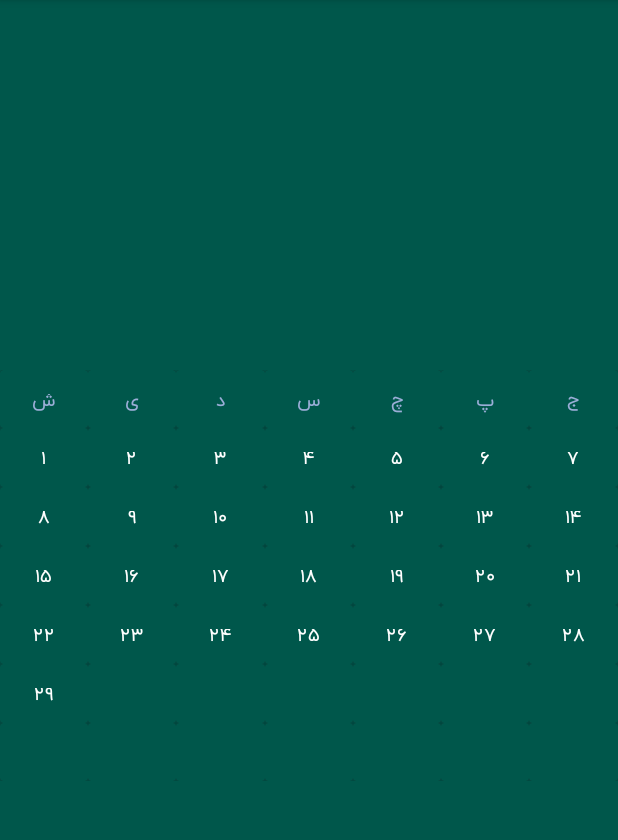
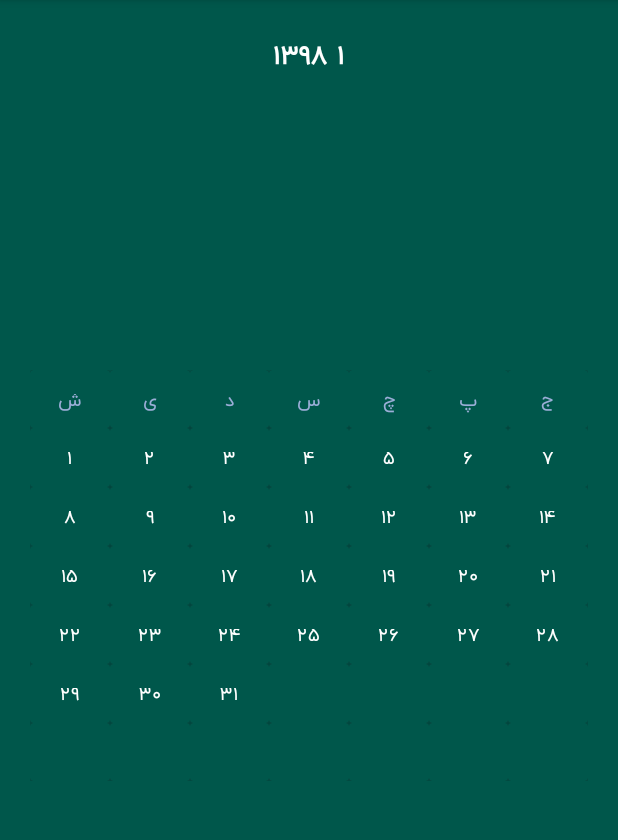
Before and after one commit to SinaZK/defend-android, an Android app: the fragment EventsFragment shown on its own in the app's theme, on a phone screen of 412 x 824 dp, the part 84-924 px from its top. Run offline under Robolectric (Android 15) with nearby library versions, the phone set to English and light mode, and no system bars; libraries missing offline, so code that uses them is left out: com.mohamadamin.persianmaterialdatetimepicker; 3 statements that could not run were skipped.

Commit message:
Implement CalendarMonthAdapter

```diff
--- a/app/src/main/java/com/defend/android/adapters/CalendarMonthAdapter.java
+++ b/app/src/main/java/com/defend/android/adapters/CalendarMonthAdapter.java
@@ -7,6 +7,7 @@ import android.os.Build;
 import android.support.annotation.NonNull;
 import android.support.v7.widget.CardView;
 import android.support.v7.widget.RecyclerView;
+import android.util.Log;
 import android.view.LayoutInflater;
 import android.view.View;
 import android.view.ViewGroup;
@@ -112,9 +113,13 @@ public class CalendarMonthAdapter extends RecyclerView.Adapter<CalendarMonthAdap
     private int getDayOfMonth(int position) {
         if (position < 7) return -1;
 
-        if (position < 7 + startWeekDay) return -1;
+        Log.i("salam", "startWeekDay = " + startWeekDay);
 
-        int d = position - (6 + startWeekDay);
+        int startDay = 6 + startWeekDay;
+
+        if (position <= startDay) return -1;
+
+        int d = position - (startDay);
         if (d > CalendarUtils.getDaysInMonth(year, month)) return -1;
 
         return d;
--- /dev/null
+++ b/app/src/main/java/com/defend/android/adapters/MonthViewFragmentAdapter.java
@@ -0,0 +1,43 @@
+package com.defend.android.adapters;
+
+import android.support.v4.app.Fragment;
+import android.support.v4.app.FragmentManager;
+import android.support.v4.app.FragmentPagerAdapter;
+
+import com.defend.android.fragments.MonthViewFragment;
+
+public class MonthViewFragmentAdapter extends FragmentPagerAdapter {
+    private int count = 10;
+    private int startMonth = 1;
+    private int startYear = 1398;
+
+    public MonthViewFragmentAdapter(FragmentManager fm) {
+        super(fm);
+    }
+
+    @Override
+    public Fragment getItem(int i) {
+        MonthViewFragment fragment = new MonthViewFragment();
+        fragment.setDate(getYearFromMonthAhead(i), getMonthFromMonthAhead(i));
+
+        return fragment;
+    }
+
+    private int getYearFromMonthAhead(int deltaMonth) {
+        return startYear + deltaMonth / 12;
+    }
+
+    private int getMonthFromMonthAhead(int deltaMonth) {
+        int newMonth = startMonth + deltaMonth % 12;
+        if (newMonth > 12) {
+            newMonth -= 12;
+        }
+
+        return newMonth;
+    }
+
+    @Override
+    public int getCount() {
+        return count;
+    }
+}
--- a/app/src/main/java/com/defend/android/calendar/CalendarUtils.java
+++ b/app/src/main/java/com/defend/android/calendar/CalendarUtils.java
@@ -45,7 +45,8 @@ public class CalendarUtils {
     public static int getFirstWeekDayOfMonth(int year, int month) {
         PersianCalendar calendar = new PersianCalendar();
         calendar.setPersianDate(year, month - 1, 1);
-        return calendar.get(Calendar.DAY_OF_WEEK);
+        //Log.i("salam", calendar.getPersianMonthName() + " " + (calendar.get(Calendar.DAY_OF_WEEK)));
+        return calendar.get(Calendar.DAY_OF_WEEK) % 7;
     }
 
     public static int getDaysInMonth(int year, int month) {
--- a/app/src/main/java/com/defend/android/fragments/EventsFragment.java
+++ b/app/src/main/java/com/defend/android/fragments/EventsFragment.java
@@ -3,11 +3,15 @@ package com.defend.android.fragments;
 
 import android.os.Bundle;
 import android.support.v4.app.Fragment;
+import android.support.v4.view.ViewPager;
+import android.util.Log;
 import android.view.LayoutInflater;
 import android.view.View;
 import android.view.ViewGroup;
 
 import com.defend.android.R;
+import com.defend.android.adapters.MonthViewFragmentAdapter;
+import com.defend.android.calendar.CalendarUtils;
 import com.defend.android.customViews.CalendarMonthView;
 import com.defend.android.customViews.CalendarView;
 
@@ -16,7 +20,7 @@ import com.defend.android.customViews.CalendarView;
  */
 public class EventsFragment extends Fragment {
 
-    CalendarMonthView calendarView;
+    ViewPager viewPager;
 
     public EventsFragment() {
         // Required empty public constructor
@@ -29,8 +33,12 @@ public class EventsFragment extends Fragment {
         // Inflate the layout for this fragment
         View view = inflater.inflate(R.layout.fragment_events, container, false);
 
-        calendarView = view.findViewById(R.id.calendar);
-        calendarView.setDate(1398, 12);
+        for(int i = 1;i <= 12;i++) {
+            Log.i("salam", "" + i + " :" + CalendarUtils.getFirstWeekDayOfMonth(1398, i));
+        }
+
+        viewPager = view.findViewById(R.id.view_pager);
+        viewPager.setAdapter(new MonthViewFragmentAdapter(getChildFragmentManager()));
 
         return view;
     }
--- /dev/null
+++ b/app/src/main/java/com/defend/android/fragments/MonthViewFragment.java
@@ -0,0 +1,53 @@
+package com.defend.android.fragments;
+
+
+import android.graphics.Color;
+import android.os.Bundle;
+import android.support.v4.app.Fragment;
+import android.view.LayoutInflater;
+import android.view.View;
+import android.view.ViewGroup;
+import android.widget.TextView;
+
+import com.defend.android.R;
+import com.defend.android.constants.Constants;
+import com.defend.android.customViews.CalendarMonthView;
+import com.defend.android.utils.ResourceManager;
+
+import java.util.Locale;
+
+/**
+ * A simple {@link Fragment} subclass.
+ */
+public class MonthViewFragment extends Fragment {
+
+    CalendarMonthView calendarView;
+    TextView monthTextView;
+    private int month, year;
+
+    public MonthViewFragment() {
+        // Required empty public constructor
+    }
+
+    public void setDate(int year, int month) {
+        this.year = year;
+        this.month = month;
+    }
+
+
+    @Override
+    public View onCreateView(LayoutInflater inflater, ViewGroup container,
+                             Bundle savedInstanceState) {
+        // Inflate the layout for this fragment
+        View view = inflater.inflate(R.layout.fragment_month_view, container, false);
+
+        calendarView = view.findViewById(R.id.calendar);
+        calendarView.setDate(year, month);
+        monthTextView = view.findViewById(R.id.month_text);
+        ResourceManager.getInstance().decorateTextView(monthTextView, Color.WHITE, Constants.FONT_BOLD);
+        monthTextView.setText(String.format(Locale.ENGLISH, "%d %d", year, month));
+
+        return view;
+    }
+
+}
--- a/app/src/main/res/layout/fragment_events.xml
+++ b/app/src/main/res/layout/fragment_events.xml
@@ -6,12 +6,11 @@
     tools:context=".fragments.EventsFragment"
     android:background="@color/activityBackground">
 
-    <com.defend.android.customViews.CalendarMonthView
-        android:id="@+id/calendar"
-        android:layout_centerInParent="true"
+    <android.support.v4.view.ViewPager
+        android:id="@+id/view_pager"
         android:layout_width="match_parent"
-        android:layout_height="wrap_content">
+        android:layout_height="match_parent">
 
-    </com.defend.android.customViews.CalendarMonthView>
+    </android.support.v4.view.ViewPager>
 
 </RelativeLayout>
--- /dev/null
+++ b/app/src/main/res/layout/fragment_month_view.xml
@@ -0,0 +1,28 @@
+<?xml version="1.0" encoding="utf-8"?>
+<RelativeLayout xmlns:android="http://schemas.android.com/apk/res/android"
+    xmlns:tools="http://schemas.android.com/tools"
+    android:layout_width="match_parent"
+    android:layout_height="match_parent"
+    tools:context=".fragments.EventsFragment"
+    android:background="@color/activityBackground">
+
+    <TextView
+        android:id="@+id/month_text"
+        android:layout_width="wrap_content"
+        android:layout_height="wrap_content"
+        android:layout_centerHorizontal="true"
+        android:layout_marginTop="20dp"
+        android:textSize="20dp"
+        tools:ignore="SpUsage" />
+
+    <com.defend.android.customViews.CalendarMonthView
+        android:id="@+id/calendar"
+        android:layout_centerInParent="true"
+        android:layout_width="match_parent"
+        android:layout_marginRight="20dp"
+        android:layout_marginLeft="20dp"
+        android:layout_height="wrap_content">
+
+    </com.defend.android.customViews.CalendarMonthView>
+
+</RelativeLayout>
```
